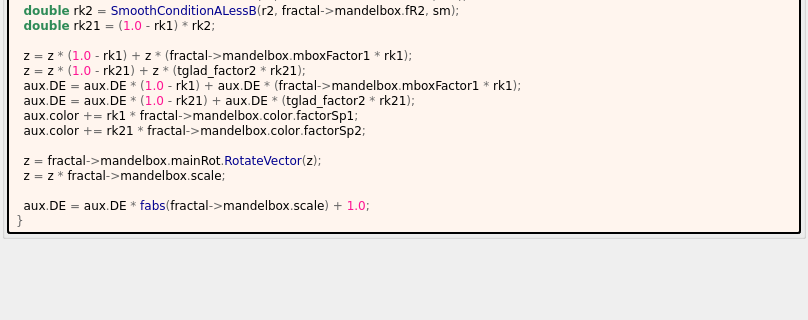
The window that mandelbulber2/formula/ui/mandelbox_smooth.ui (buddhi1980/mandelbulber2) describes before a commit, drawn with Qt 5; both pictures show x 0 to 808 and y 1002 to 1322 of the 808 by 1460 pixel window.
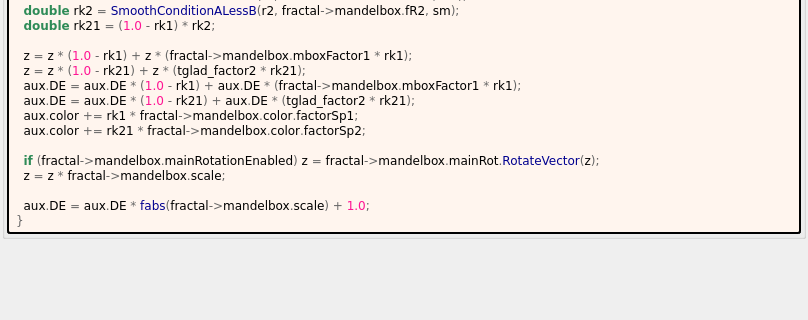
The same window after the commit. Custom widgets are drawn as their Qt base class.

Diff of the .ui file:
```diff
--- a/mandelbulber2/formula/ui/mandelbox_smooth.ui
+++ b/mandelbulber2/formula/ui/mandelbox_smooth.ui
@@ -742,7 +742,7 @@
   aux&lt;span style=&quot;color:#676767&quot;&gt;.&lt;/span&gt;color &lt;span style=&quot;color:#676767&quot;&gt;+=&lt;/span&gt; rk1 &lt;span style=&quot;color:#676767&quot;&gt;*&lt;/span&gt; fractal&lt;span style=&quot;color:#676767&quot;&gt;-&amp;gt;&lt;/span&gt;mandelbox&lt;span style=&quot;color:#676767&quot;&gt;.&lt;/span&gt;color&lt;span style=&quot;color:#676767&quot;&gt;.&lt;/span&gt;factorSp1&lt;span style=&quot;color:#676767&quot;&gt;;&lt;/span&gt;
   aux&lt;span style=&quot;color:#676767&quot;&gt;.&lt;/span&gt;color &lt;span style=&quot;color:#676767&quot;&gt;+=&lt;/span&gt; rk21 &lt;span style=&quot;color:#676767&quot;&gt;*&lt;/span&gt; fractal&lt;span style=&quot;color:#676767&quot;&gt;-&amp;gt;&lt;/span&gt;mandelbox&lt;span style=&quot;color:#676767&quot;&gt;.&lt;/span&gt;color&lt;span style=&quot;color:#676767&quot;&gt;.&lt;/span&gt;factorSp2&lt;span style=&quot;color:#676767&quot;&gt;;&lt;/span&gt;
 
-  z &lt;span style=&quot;color:#676767&quot;&gt;=&lt;/span&gt; fractal&lt;span style=&quot;color:#676767&quot;&gt;-&amp;gt;&lt;/span&gt;mandelbox&lt;span style=&quot;color:#676767&quot;&gt;.&lt;/span&gt;mainRot&lt;span style=&quot;color:#676767&quot;&gt;.&lt;/span&gt;&lt;span style=&quot;color:#00008f&quot;&gt;RotateVector&lt;/span&gt;&lt;span style=&quot;color:#676767&quot;&gt;(&lt;/span&gt;z&lt;span style=&quot;color:#676767&quot;&gt;);&lt;/span&gt;
+  &lt;span style=&quot;color:#2e8b57; font-weight:bold&quot;&gt;if&lt;/span&gt; &lt;span style=&quot;color:#676767&quot;&gt;(&lt;/span&gt;fractal&lt;span style=&quot;color:#676767&quot;&gt;-&amp;gt;&lt;/span&gt;mandelbox&lt;span style=&quot;color:#676767&quot;&gt;.&lt;/span&gt;mainRotationEnabled&lt;span style=&quot;color:#676767&quot;&gt;)&lt;/span&gt; z &lt;span style=&quot;color:#676767&quot;&gt;=&lt;/span&gt; fractal&lt;span style=&quot;color:#676767&quot;&gt;-&amp;gt;&lt;/span&gt;mandelbox&lt;span style=&quot;color:#676767&quot;&gt;.&lt;/span&gt;mainRot&lt;span style=&quot;color:#676767&quot;&gt;.&lt;/span&gt;&lt;span style=&quot;color:#00008f&quot;&gt;RotateVector&lt;/span&gt;&lt;span style=&quot;color:#676767&quot;&gt;(&lt;/span&gt;z&lt;span style=&quot;color:#676767&quot;&gt;);&lt;/span&gt;
   z &lt;span style=&quot;color:#676767&quot;&gt;=&lt;/span&gt; z &lt;span style=&quot;color:#676767&quot;&gt;*&lt;/span&gt; fractal&lt;span style=&quot;color:#676767&quot;&gt;-&amp;gt;&lt;/span&gt;mandelbox&lt;span style=&quot;color:#676767&quot;&gt;.&lt;/span&gt;scale&lt;span style=&quot;color:#676767&quot;&gt;;&lt;/span&gt;
 
   aux&lt;span style=&quot;color:#676767&quot;&gt;.&lt;/span&gt;DE &lt;span style=&quot;color:#676767&quot;&gt;=&lt;/span&gt; aux&lt;span style=&quot;color:#676767&quot;&gt;.&lt;/span&gt;DE &lt;span style=&quot;color:#676767&quot;&gt;*&lt;/span&gt; &lt;span style=&quot;color:#00008f&quot;&gt;fabs&lt;/span&gt;&lt;span style=&quot;color:#676767&quot;&gt;(&lt;/span&gt;fractal&lt;span style=&quot;color:#676767&quot;&gt;-&amp;gt;&lt;/span&gt;mandelbox&lt;span style=&quot;color:#676767&quot;&gt;.&lt;/span&gt;scale&lt;span style=&quot;color:#676767&quot;&gt;) +&lt;/span&gt; &lt;span style=&quot;color:#ff1493&quot;&gt;1.0&lt;/span&gt;&lt;span style=&quot;color:#676767&quot;&gt;;&lt;/span&gt;
```
